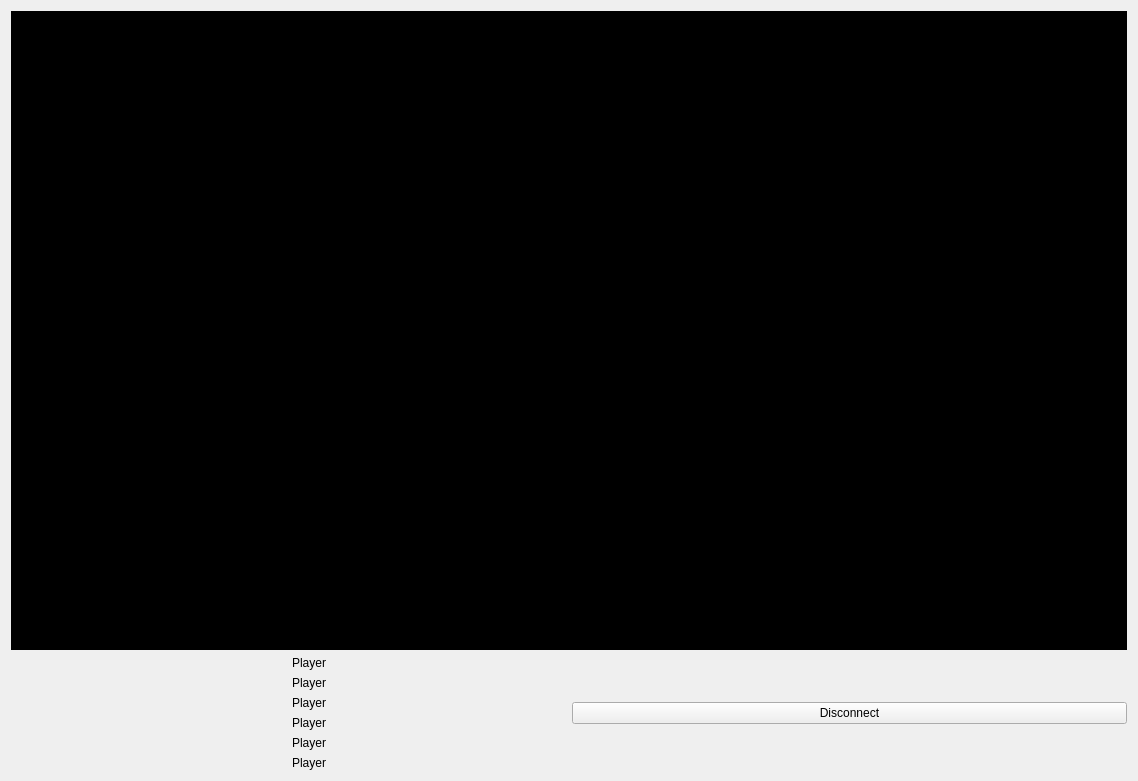
Before: the Qt Designer form gameStatus.ui in ebylmz/among-us-server, drawn with Qt 5.
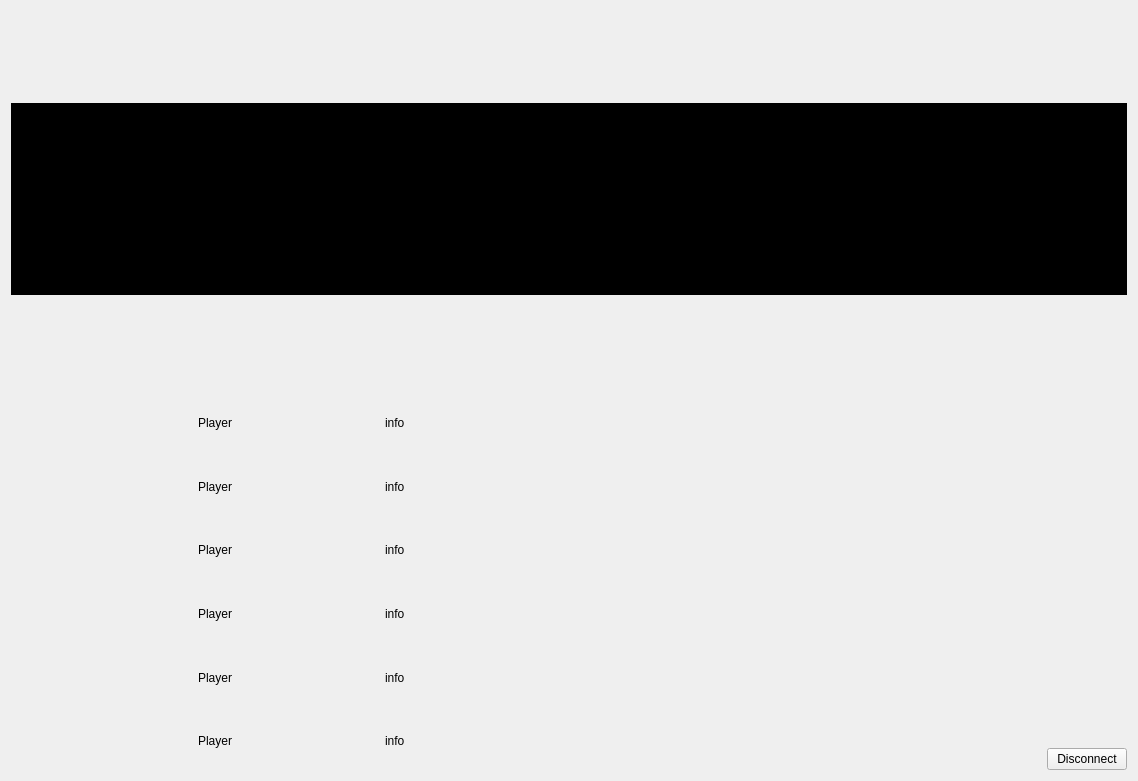
After: the same form once the commit is applied. Icons and pictures are not drawn.

Diff of the .ui file:
```diff
--- a/gameStatus.ui
+++ b/gameStatus.ui
@@ -14,13 +14,6 @@
    <string>Form</string>
   </property>
   <layout class="QGridLayout" name="gridLayout_2">
-   <item row="0" column="0" colspan="2">
-    <widget class="QGraphicsView" name="graphicsView">
-     <property name="styleSheet">
-      <string notr="true">background-color: rgb(0, 0, 0);</string>
-     </property>
-    </widget>
-   </item>
    <item row="1" column="0">
     <layout class="QGridLayout" name="gridLayout">
      <item row="0" column="0">
@@ -40,6 +33,13 @@
        </property>
       </widget>
      </item>
+     <item row="0" column="2">
+      <widget class="QLabel" name="redInfoLabel">
+       <property name="text">
+        <string>info</string>
+       </property>
+      </widget>
+     </item>
      <item row="1" column="0">
       <widget class="QLabel" name="whiteIconLabel">
        <property name="styleSheet">
@@ -57,6 +57,13 @@
        </property>
       </widget>
      </item>
+     <item row="1" column="2">
+      <widget class="QLabel" name="whiteInfoLabel">
+       <property name="text">
+        <string>info</string>
+       </property>
+      </widget>
+     </item>
      <item row="2" column="0">
       <widget class="QLabel" name="greenIconLabel">
        <property name="styleSheet">
@@ -74,6 +81,13 @@
        </property>
       </widget>
      </item>
+     <item row="2" column="2">
+      <widget class="QLabel" name="greenInfoLabel">
+       <property name="text">
+        <string>info</string>
+       </property>
+      </widget>
+     </item>
      <item row="3" column="0">
       <widget class="QLabel" name="blueIconLabel">
        <property name="styleSheet">
@@ -91,6 +105,13 @@
        </property>
       </widget>
      </item>
+     <item row="3" column="2">
+      <widget class="QLabel" name="blueInfoLabel">
+       <property name="text">
+        <string>info</string>
+       </property>
+      </widget>
+     </item>
      <item row="4" column="0">
       <widget class="QLabel" name="violetIconLabel">
        <property name="styleSheet">
@@ -108,6 +129,13 @@
        </property>
       </widget>
      </item>
+     <item row="4" column="2">
+      <widget class="QLabel" name="violetInfoLabel">
+       <property name="text">
+        <string>info</string>
+       </property>
+      </widget>
+     </item>
      <item row="5" column="0">
       <widget class="QLabel" name="yellowIconLabel">
        <property name="styleSheet">
@@ -125,15 +153,29 @@
        </property>
       </widget>
      </item>
+     <item row="5" column="2">
+      <widget class="QLabel" name="YellowInfoLabel">
+       <property name="text">
+        <string>info</string>
+       </property>
+      </widget>
+     </item>
     </layout>
    </item>
-   <item row="1" column="1">
+   <item row="1" column="1" alignment="Qt::AlignRight|Qt::AlignBottom">
     <widget class="QPushButton" name="disconnectButton">
      <property name="text">
       <string>Disconnect</string>
      </property>
     </widget>
    </item>
+   <item row="0" column="0" colspan="2" alignment="Qt::AlignVCenter">
+    <widget class="QGraphicsView" name="graphicsView">
+     <property name="styleSheet">
+      <string notr="true">background-color: rgb(0, 0, 0);</string>
+     </property>
+    </widget>
+   </item>
   </layout>
  </widget>
  <resources/>
```
Left out of the diff: 3 changed lines with no effect on the pictures.
